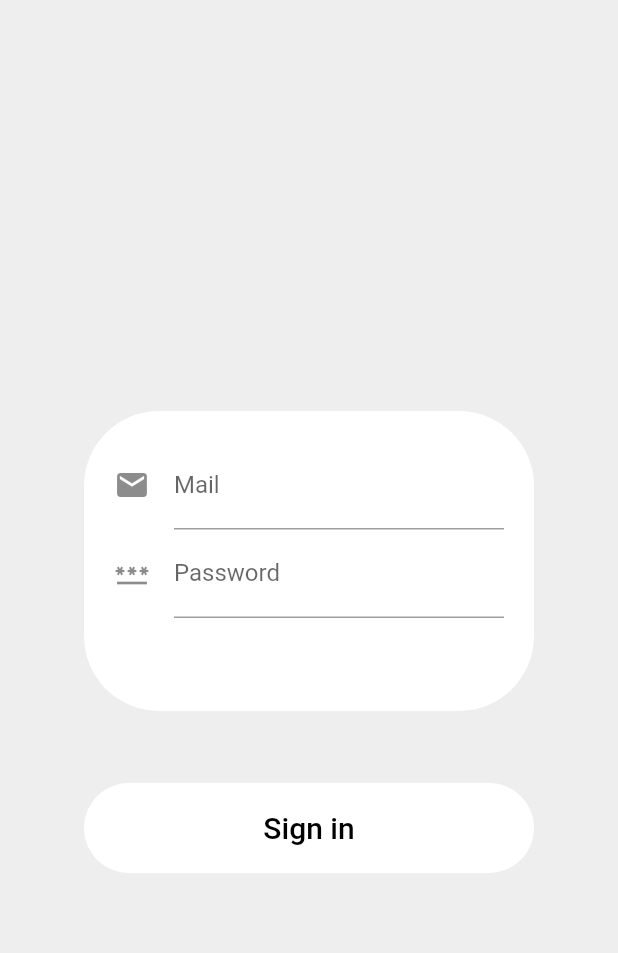
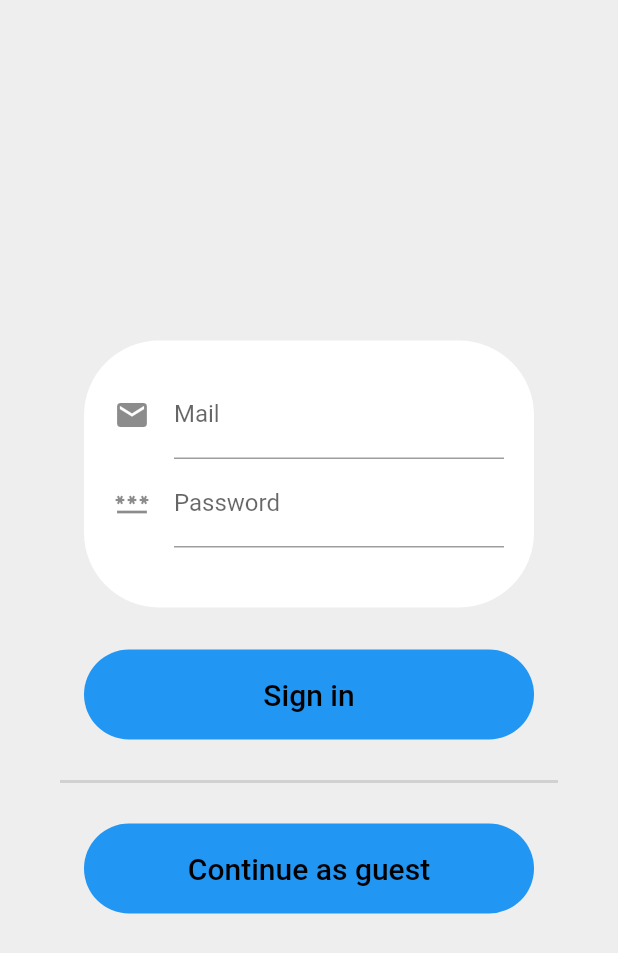
Before and after one commit to jakta-org/prava_vrecica, a Flutter app: the screen it shows after launch, after a tap on "Personal", on a phone screen of 412 x 824 dp. Shown: the top 953 px of the screen. Run offline on Flutter 3.47's test engine with Material 2 defaults, Android fonts, the phone set to English and light mode, and no system bars; our stand-ins replace camera, shared_preferences.

Commit message:
-added all the planned screens -connected the whole interface through a main screen -added animations -tested basic login logic

```diff
--- a/lib/interfaces/database_interface.dart
+++ b/lib/interfaces/database_interface.dart
@@ -7,7 +7,7 @@ abstract class DatabaseInterface {
   int getNewUserId();
 
   User? getUserById(int id);
-  User? authenticateUser(String mail, int passwordHash);
+  int authenticateUser(String mail, int passwordHash);
 
   bool updateUserInfo(int id, User user);
   bool updateUserStats(int id, Map<int, ObjectCount> objectCountList);
--- a/lib/main.dart
+++ b/lib/main.dart
@@ -1,5 +1,6 @@
-import 'dart:convert';
+import 'package:flutter/foundation.dart';
 import 'package:flutter/material.dart';
+import 'package:prava_vrecica/mode_status.dart';
 import 'package:prava_vrecica/providers/database_provider.dart';
 import 'package:prava_vrecica/providers/user_provider.dart';
 import 'package:prava_vrecica/screens/account_mode_screen.dart';
@@ -9,29 +10,37 @@ import 'package:prava_vrecica/screens/statistics_screen.dart';
 import 'package:prava_vrecica/providers/theme_provider.dart';
 import 'package:provider/provider.dart';
 import 'package:shared_preferences/shared_preferences.dart';
-import 'models/user_model.dart';
 import 'screens/camera_screen.dart';
 
 void main() async {
+  if (kDebugMode) {
+    print("Loading start!");
+  }
   WidgetsFlutterBinding.ensureInitialized();
   SharedPreferences sharedPreferences = await SharedPreferences.getInstance();
   final isDark = sharedPreferences.getBool('is_dark') ?? false;
-  final userJson = sharedPreferences.getString('user');
-  final user = userJson != null ? User.fromJson(json.decode(userJson)) : null;
-  runApp(App(isDark: isDark, user: user));
+  final userId = sharedPreferences.getInt('user_id') ?? -1;
+  if (kDebugMode) {
+    print("Loaded successfully!");
+  }
+  runApp(App(isDark: isDark, userId: userId));
 }
 
 class App extends StatelessWidget {
-  final User? user;
+  final int userId;
   final bool isDark;
 
-  const App({super.key, required this.isDark, required this.user});
+  const App({super.key, required this.isDark, required this.userId});
 
   @override
   Widget build(BuildContext context) {
+    if (kDebugMode) {
+      String userPrint = userId.toString();
+      print("User is: $userPrint");
+    }
     return MultiProvider(
       providers: [
-        ChangeNotifierProvider(create: (context) => UserProvider(user)),
+        ChangeNotifierProvider(create: (context) => UserProvider(userId)),
         ChangeNotifierProvider(create: (context) => ThemeProvider(isDark)),
         ChangeNotifierProvider(create: (context) => DatabaseProvider()),
       ],
@@ -44,7 +53,7 @@ class App extends StatelessWidget {
           themeMode: themeProvider.themeMode,
           theme: Themes.lightTheme,
           darkTheme: Themes.darkTheme,
-          home: const AccountModeScreen(),
+          home: const ModeStatus(),
           routes: {
             'Camera': (BuildContext context) => const CameraScreen(),
             'Settings': (BuildContext context) => const SettingsScreen(),
--- /dev/null
+++ b/lib/mode_status.dart
@@ -0,0 +1,55 @@
+import 'package:flutter/material.dart';
+import 'package:prava_vrecica/providers/user_provider.dart';
+import 'package:prava_vrecica/screens/account_mode_screen.dart';
+import 'package:prava_vrecica/screens/main_screen.dart';
+import 'package:provider/provider.dart';
+
+class ModeStatus extends StatefulWidget {
+  const ModeStatus({super.key});
+
+  @override
+  ModeStatusState createState() => ModeStatusState();
+}
+
+class ModeStatusState extends State<ModeStatus> {
+  bool isAuth = false;
+  late Future<bool> userStatus;
+
+  @override
+  void initState() {
+    super.initState();
+    userStatus = checkUserStatus();
+  }
+
+  Future<bool> checkUserStatus() async {
+    final userProvider = Provider.of<UserProvider>(context, listen: false);
+    int userId = userProvider.userId;
+    return (userId != -1);
+  }
+
+  @override
+  Widget build(BuildContext context) {
+    Widget child;
+    return FutureBuilder(
+        future: checkUserStatus(),
+        builder: (context, snapshot){
+
+          if(snapshot.hasData){
+            if(snapshot.data == true){
+              child = const MainScreen();
+            } else {
+              child = const AccountModeScreen();
+            }
+          } else{
+            child = const Center(
+              child: CircularProgressIndicator(),
+            );
+          }
+
+          return Scaffold(
+            body: child,
+          );
+        }
+    );
+  }
+}
--- a/lib/providers/theme_provider.dart
+++ b/lib/providers/theme_provider.dart
@@ -17,7 +17,7 @@ class ThemeProvider extends ChangeNotifier {
     SharedPreferences sharedPreferences = await SharedPreferences.getInstance();
 
     themeMode = value ? ThemeMode.dark : ThemeMode.light;
-    sharedPreferences.setBool('is_dark', value);
+    await sharedPreferences.setBool('is_dark', value);
     updateSystemUI();
 
     notifyListeners();
@@ -48,10 +48,14 @@ class Themes {
   static final lightTheme = ThemeData(
     primarySwatch: Colors.blue,
     primaryColor: Colors.blue,
+    canvasColor: Colors.transparent,
     colorScheme: ColorScheme.light(
       primary: Colors.blue,
       surface: Colors.white,
       background: Colors.grey.shade200,
+      surfaceTint: Colors.black12,
+      surfaceVariant: Colors.white,
+      onSurface: Colors.black,
     ),
     scrollbarTheme: ScrollbarThemeData(
       thumbColor: MaterialStateProperty.all(Colors.blue),
@@ -65,10 +69,14 @@ class Themes {
   static final darkTheme = ThemeData(
     primarySwatch: Colors.blue,
     primaryColor: Colors.blue,
+    canvasColor: Colors.transparent,
     colorScheme: ColorScheme.dark(
       primary: Colors.blue,
       surface: Colors.grey.shade800,
       background: Colors.grey.shade900,
+      surfaceTint: Colors.white12,
+      surfaceVariant: Colors.grey.shade300,
+      onSurface: Colors.grey.shade300,
     ),
     buttonTheme: const ButtonThemeData(
       buttonColor: Colors.white,
--- a/lib/providers/user_provider.dart
+++ b/lib/providers/user_provider.dart
@@ -1,39 +1,32 @@
-import 'dart:convert';
-
 import 'package:flutter/cupertino.dart';
 import 'package:flutter/foundation.dart';
 import 'package:shared_preferences/shared_preferences.dart';
-import '../models/user_model.dart';
 
 class UserProvider extends ChangeNotifier {
-  User? _user;
-  User? get user {
-    return _user;
+  int _userId = -1;
+  int get userId {
+    return _userId;
   }
 
-  UserProvider(User? user) {
-    _user = user;
+  UserProvider(int userId) {
+    _userId = userId;
   }
 
-  Future<void> setUser(User user) async {
+  Future<void> setUser(int userId) async {
     SharedPreferences sharedPreferences = await SharedPreferences.getInstance();
 
-    _user = user;
-    sharedPreferences.setString('user', jsonEncode(user));
+    _userId = userId;
+    sharedPreferences.setInt('user_id', userId);
+
     notifyListeners();
-
-    if (kDebugMode) {
-      print("User set called!");
-    }
   }
 
-  void clearUser(BuildContext context) {
-    _user = null;
+  void clearUser() async {
+    SharedPreferences sharedPreferences = await SharedPreferences.getInstance();
+
+    _userId = -1;
+    sharedPreferences.setInt('user_id', -1);
+
     notifyListeners();
-
-    Navigator.pushNamed(
-      context,
-      'Account',
-    );
   }
 }
--- a/lib/screens/account_mode_screen.dart
+++ b/lib/screens/account_mode_screen.dart
@@ -1,7 +1,7 @@
 import 'package:flutter/material.dart';
 import 'package:prava_vrecica/providers/theme_provider.dart';
+import 'package:prava_vrecica/screens/login_screen.dart';
 import 'package:provider/provider.dart';
-import '../providers/user_provider.dart';
 
 class AccountModeScreen extends StatefulWidget {
   const AccountModeScreen({super.key});
@@ -13,16 +13,8 @@ class AccountModeScreen extends StatefulWidget {
 class AccountModeScreenState extends State<AccountModeScreen> {
   @override
   Widget build(BuildContext context) {
-    final userProvider = Provider.of<UserProvider>(context, listen: false);
-    final themeProvider = Provider.of<ThemeProvider>(context, listen: false);
+    final themeProvider = Provider.of<ThemeProvider>(context);
     themeProvider.toggleNavigationBar(false);
-
-    if (userProvider.user != null) {
-      Navigator.pushNamed(
-        context,
-        'Camera',
-      );
-    }
 
     return Scaffold(
       backgroundColor: Theme.of(context).colorScheme.background,
@@ -32,10 +24,9 @@ class AccountModeScreenState extends State<AccountModeScreen> {
             child: Column(
               mainAxisAlignment: MainAxisAlignment.center,
               children: [
-                userButton('Login', 'Personal',
-                    Theme.of(context).colorScheme.surface),
-                userButton(null, 'Education', Colors.teal.shade300),
-                userButton(null, 'Business', Colors.blueGrey.shade300),
+                userButton(const LoginScreen(), 'Login', 'Personal', Theme.of(context).colorScheme.primary),
+                userButton(const AccountModeScreen(), 'Account', 'Education', Colors.teal.shade300),
+                userButton(const AccountModeScreen(), 'Account', 'Business', Colors.blueGrey.shade300),
               ],
             ),
           ),
@@ -44,12 +35,15 @@ class AccountModeScreenState extends State<AccountModeScreen> {
     );
   }
 
-  Widget userButton(String? routeName, String text, Color backgroundColor) {
+  Widget userButton(Widget route, String routeName, String text, Color backgroundColor) {
     return TextButton(
       onPressed: () {
-        Navigator.pushNamed(
+        Navigator.push(
           context,
-          routeName ?? 'Account',
+          MaterialPageRoute(
+            builder: (context) => route,
+            settings: RouteSettings(name: routeName),
+          ),
         );
       },
       child: Container(
--- a/lib/screens/login_screen.dart
+++ b/lib/screens/login_screen.dart
@@ -1,8 +1,8 @@
 import 'package:flutter/material.dart';
 import 'package:prava_vrecica/providers/database_provider.dart';
 import 'package:prava_vrecica/providers/user_provider.dart';
+import 'package:prava_vrecica/screens/main_screen.dart';
 import 'package:provider/provider.dart';
-import '../models/user_model.dart';
 import '../providers/theme_provider.dart';
 
 class LoginScreen extends StatefulWidget {
@@ -15,15 +15,12 @@ class LoginScreen extends StatefulWidget {
 class LoginScreenState extends State<LoginScreen> {
   String? mail;
   int? passwordHash;
+  final loginFormKey = GlobalKey<FormState>();
 
   @override
   Widget build(BuildContext context) {
     final themeProvider = Provider.of<ThemeProvider>(context, listen: false);
-    final userProvider = Provider.of<UserProvider>(context, listen: false);
-    final db = Provider.of<DatabaseProvider>(context, listen: false).database;
     themeProvider.toggleNavigationBar(false);
-
-    final loginFormKey = GlobalKey<FormState>();
 
     return Scaffold(
       backgroundColor: Theme.of(context).colorScheme.background,
@@ -33,11 +30,28 @@ class LoginScreenState extends State<LoginScreen> {
             child: Column(
               mainAxisAlignment: MainAxisAlignment.center,
               children: [
-                Container(
+                loginForm(),
+                loginButton(),
+                const Divider(
+                  thickness: 2,
+                  height: 40,
+                  indent: 40,
+                  endIndent: 40,
+                ),
+                guestModeButton(),
+              ],
+            ),
+          ),
+        ],
+      ),
+    );
+  }
+
+  Widget loginForm() {
+    return Container(
       width: 300,
-                  height: 200,
-                  padding: const EdgeInsetsDirectional.all(20),
-                  margin: const EdgeInsetsDirectional.symmetric(vertical: 40),
+      padding: const EdgeInsets.only(top: 20, left: 20, right: 20, bottom: 40),
+      margin: const EdgeInsetsDirectional.symmetric(vertical: 20),
       decoration: BoxDecoration(
         color: Theme.of(context).colorScheme.surface,
         borderRadius: const BorderRadius.all(Radius.circular(50)),
@@ -64,11 +78,12 @@ class LoginScreenState extends State<LoginScreen> {
               },
             ),
             TextFormField(
+              obscureText: true,
               decoration: InputDecoration(
                 icon: const Icon(Icons.password),
                 focusedBorder: UnderlineInputBorder(
-                                borderSide: BorderSide(
-                                    color: Theme.of(context).primaryColor)),
+                    borderSide:
+                        BorderSide(color: Theme.of(context).primaryColor)),
                 hintText: 'Your password',
                 labelText: 'Password',
               ),
@@ -85,8 +100,14 @@ class LoginScreenState extends State<LoginScreen> {
           ],
         ),
       ),
-                ),
-                TextButton(
+    );
+  }
+
+  Widget loginButton() {
+    final userProvider = Provider.of<UserProvider>(context, listen: false);
+    final db = Provider.of<DatabaseProvider>(context, listen: false).database;
+
+    return TextButton(
       onPressed: () {
         if (loginFormKey.currentState!.validate()) {
           loginFormKey.currentState!.save();
@@ -94,17 +115,20 @@ class LoginScreenState extends State<LoginScreen> {
           return;
         }
 
-                    User? user = db.authenticateUser(mail!, passwordHash!);
-                    if (user == null) {
+        int userId = db.authenticateUser(mail!, passwordHash!);
+        if (userId == -1) {
           ScaffoldMessenger.of(context).showSnackBar(const SnackBar(
             content: Text("Mail or password not right."),
           ));
         } else {
-                      userProvider.setUser(user);
+          userProvider.setUser(userId);
 
-                      Navigator.pushNamed(
+          Navigator.pushReplacement(
             context,
-                        'Camera',
+            MaterialPageRoute(
+              builder: (context) => const MainScreen(),
+              settings: const RouteSettings(name: 'Main'),
+            ),
           );
         }
       },
@@ -113,7 +137,7 @@ class LoginScreenState extends State<LoginScreen> {
         width: 300,
         height: 60,
         decoration: BoxDecoration(
-                      color: Theme.of(context).colorScheme.surface,
+          color: Theme.of(context).colorScheme.primary,
           borderRadius: const BorderRadius.all(Radius.circular(50)),
         ),
         child: Text(
@@ -124,11 +148,27 @@ class LoginScreenState extends State<LoginScreen> {
           ),
         ),
       ),
-                )
-              ],
+    );
+  }
+
+  Widget guestModeButton() {
+    return TextButton(
+      onPressed: () {},
+      child: Container(
+        alignment: Alignment.center,
+        width: 300,
+        height: 60,
+        decoration: BoxDecoration(
+          color: Theme.of(context).colorScheme.primary,
+          borderRadius: const BorderRadius.all(Radius.circular(50)),
+        ),
+        child: Text(
+          'Continue as guest',
+          style: TextStyle(
+            color: Theme.of(context).colorScheme.onBackground,
+            fontSize: 20,
           ),
         ),
-        ],
       ),
     );
   }
```
Also changed, not shown: lib/screens/camera_screen.dart (+47 -70 lines), lib/screens/info_screen.dart (added, +20 -0 lines), lib/screens/main_screen.dart (added, +97 -0 lines), lib/screens/statistics_screen.dart (+9 -16 lines), lib/screens/user_info_screen.dart (added, +72 -0 lines), lib/testData.dart (+4 -4 lines), lib/widgets/user_appbar.dart (added, +14 -0 lines), pubspec.yaml (+3 -69 lines), pubspec.lock, 1 other file. Lines whose indentation alone changed are shown as unchanged.
